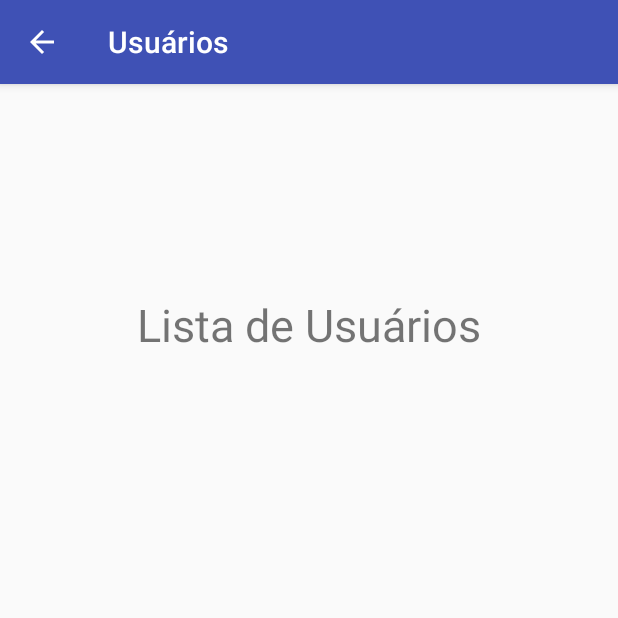
After one commit to Rfilomeno/TP3-Desenvolvimento-Rodrigo-Filomeno, an Android app: the UsuariosActivity screen opened directly, with no data from a screen before it, on a phone screen of 412 x 824 dp, the top half of it. The commit adds this screen. Run offline under Robolectric (Android 15) with nearby library versions, the phone set to English and light mode, and no system bars; our stand-ins replace Firebase (no records; nobody signed in at launch, a user with empty details on screens opened directly).

Commit message:
tp3 finalizado

```diff
--- a/app/build.gradle
+++ b/app/build.gradle
@@ -30,7 +30,5 @@ dependencies {
     compile 'com.google.firebase:firebase-database:11.6.2'
 
 
-
-
 }
 apply plugin: 'com.google.gms.google-services'
--- /dev/null
+++ b/app/src/main/java/com/example/rodrigo/tp3_desenvolvimento_rodrigo_filomeno/CustomListViewAdapter.java
@@ -0,0 +1,49 @@
+package com.example.rodrigo.tp3_desenvolvimento_rodrigo_filomeno;
+
+import android.content.Context;
+import android.view.LayoutInflater;
+import android.view.View;
+import android.view.ViewGroup;
+import android.widget.ArrayAdapter;
+import android.widget.TextView;
+
+import java.util.ArrayList;
+
+/**
+ * Created by Rodrigo on 08/12/2017.
+ */
+
+public class CustomListViewAdapter extends ArrayAdapter<Usuario> {
+
+    private ArrayList<Usuario> usuario;
+    private Context context;
+
+
+    public CustomListViewAdapter(Context c,ArrayList<Usuario> objects) {
+        super(c, 0, objects);
+        this.context = c;
+        this.usuario = objects;
+    }
+
+
+    @Override
+    public View getView(int position, View convertView, ViewGroup parent) {
+
+
+        View view = null;
+
+        if (usuario != null){
+            LayoutInflater inflater = (LayoutInflater) context.getSystemService(context.LAYOUT_INFLATER_SERVICE);
+
+            view = inflater.inflate(R.layout.listausuario, parent , false);
+            TextView txtViewNome = (TextView) view.findViewById(R.id.txtViewNome);
+
+            Usuario usuarios = usuario.get(position);
+            txtViewNome.setText(usuarios.Nome.toString());
+
+        }
+        return view;
+
+
+    }
+}
--- /dev/null
+++ b/app/src/main/java/com/example/rodrigo/tp3_desenvolvimento_rodrigo_filomeno/UsuariosActivity.java
@@ -0,0 +1,100 @@
+package com.example.rodrigo.tp3_desenvolvimento_rodrigo_filomeno;
+
+import android.support.v7.app.AlertDialog;
+import android.support.v7.app.AppCompatActivity;
+import android.os.Bundle;
+import android.view.View;
+import android.widget.AdapterView;
+import android.widget.ArrayAdapter;
+import android.widget.ListView;
+
+import com.google.firebase.database.DataSnapshot;
+import com.google.firebase.database.DatabaseError;
+import com.google.firebase.database.DatabaseReference;
+import com.google.firebase.database.ValueEventListener;
+
+import java.util.ArrayList;
+
+public class UsuariosActivity extends AppCompatActivity {
+
+    private ListView listView;
+    private ArrayAdapter<Usuario> adapter;
+    private ArrayList<Usuario> usuarios;
+    private DatabaseReference firebase;
+    private ValueEventListener valueEventListenerUsuarios;
+
+
+    @Override
+    protected void onCreate(Bundle savedInstanceState) {
+        super.onCreate(savedInstanceState);
+        setContentView(R.layout.activity_usuarios);
+
+        usuarios = new ArrayList<>();
+
+        listView = (ListView) findViewById(R.id.listView);
+        adapter = new CustomListViewAdapter(this, usuarios);
+
+        listView.setAdapter(adapter);
+
+        firebase = ConfiguracaoFirebase.getFirebase().child("usuarios");
+
+
+        listView.setOnItemClickListener(new AdapterView.OnItemClickListener() {
+            @Override
+            public void onItemClick(AdapterView<?> parent, View view, int position, long id) {
+                Usuario usuarios = (Usuario) parent.getItemAtPosition(position);
+
+                AlertDialog.Builder adb = new AlertDialog.Builder(UsuariosActivity.this);
+                adb.setTitle(usuarios.Nome.toString());
+                adb.setMessage("E-mail: " + usuarios.Email.toString()
+                        + " \nSenha: " + usuarios.Senha.toString()
+                        + "\nTelefone: " + usuarios.Telefone.toString()
+                        + "\nCelular: " + usuarios.Celular.toString()
+                        + "\nCpf: " + usuarios.Cpf.toString()
+                        + "\nCidade: " + usuarios.Cidade.toString());
+                adb.show();
+
+
+            }
+        });
+
+
+
+        valueEventListenerUsuarios = firebase.addValueEventListener(new ValueEventListener() {
+            @Override
+            public void onDataChange(DataSnapshot dataSnapshot) {
+
+                usuarios.clear();
+
+                for (DataSnapshot dados : dataSnapshot.getChildren()) {
+
+                    Usuario usuariosNovo = dados.getValue(Usuario.class);
+
+                    usuarios.add(usuariosNovo);
+                }
+                adapter.notifyDataSetChanged();
+
+            }
+
+            @Override
+            public void onCancelled(DatabaseError databaseError) {
+
+            }
+        });
+
+    }
+
+
+    @Override
+    protected void onStop() {
+        super.onStop();
+        firebase.removeEventListener(valueEventListenerUsuarios);
+    }
+
+    @Override
+    protected void onStart() {
+        super.onStart();
+        firebase.addValueEventListener(valueEventListenerUsuarios);
+    }
+
+}
--- a/app/src/main/res/layout/activity_main.xml
+++ b/app/src/main/res/layout/activity_main.xml
@@ -233,6 +233,7 @@
         android:layout_marginEnd="8dp"
         android:layout_marginStart="8dp"
         android:layout_marginTop="8dp"
+        android:onClick="btnListaUsuarios"
         android:text="Vizualizar Usuários"
         app:layout_constraintBottom_toBottomOf="parent"
         app:layout_constraintEnd_toEndOf="parent"
--- /dev/null
+++ b/app/src/main/res/layout/activity_usuarios.xml
@@ -0,0 +1,33 @@
+<?xml version="1.0" encoding="utf-8"?>
+<android.support.constraint.ConstraintLayout xmlns:android="http://schemas.android.com/apk/res/android"
+    xmlns:app="http://schemas.android.com/apk/res-auto"
+    xmlns:tools="http://schemas.android.com/tools"
+    android:layout_width="match_parent"
+    android:layout_height="match_parent"
+    tools:context="com.example.rodrigo.tp3_desenvolvimento_rodrigo_filomeno.UsuariosActivity">
+
+    <TextView
+        android:id="@+id/textView8"
+        android:layout_width="wrap_content"
+        android:layout_height="wrap_content"
+        android:layout_marginBottom="8dp"
+        android:layout_marginEnd="8dp"
+        android:layout_marginStart="8dp"
+        android:text="Lista de Usuários"
+        android:textSize="30sp"
+        app:layout_constraintBottom_toTopOf="@+id/listView"
+        app:layout_constraintEnd_toEndOf="parent"
+        app:layout_constraintStart_toStartOf="parent"
+        app:layout_constraintTop_toTopOf="parent" />
+
+    <ListView
+        android:id="@+id/listView"
+        android:layout_width="322dp"
+        android:layout_height="440dp"
+        android:layout_marginEnd="8dp"
+        android:layout_marginStart="8dp"
+        app:layout_constraintBottom_toBottomOf="parent"
+        app:layout_constraintEnd_toEndOf="parent"
+        app:layout_constraintHorizontal_bias="0.504"
+        app:layout_constraintStart_toStartOf="parent" />
+</android.support.constraint.ConstraintLayout>
```
Also changed, not shown: app/src/main/AndroidManifest.xml (+10 -1 lines), app/src/main/java/com/example/rodrigo/tp3_desenvolvimento_rodrigo_filomeno/MainActivity.java (+7 -0 lines), app/src/main/java/com/example/rodrigo/tp3_desenvolvimento_rodrigo_filomeno/Usuario.java (+12 -81 lines), app/src/main/res/layout/listausuario.xml (added, +13 -0 lines).
